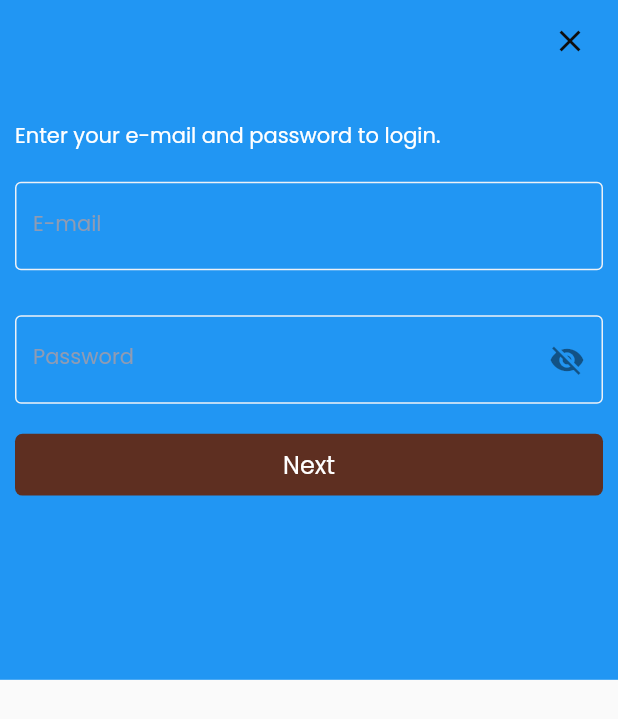
After one commit to meltro21/shop_ui_test, a Flutter app: the SignIn screen opened directly, on a phone screen of 412 x 824 dp. The commit adds this screen. Shown: the top 719 px of the screen. Run offline on Flutter 3.47's test engine with Material 2 defaults, Android fonts, the phone set to English and light mode, and no system bars; our stand-ins replace get, google_fonts.

Commit message:
Sign In Screen 	implemented 		created ui

```diff
--- a/lib/main.dart
+++ b/lib/main.dart
@@ -2,6 +2,7 @@ import 'package:flutter/material.dart';
 import 'package:get/get_navigation/src/root/get_material_app.dart';
 import 'package:google_fonts/google_fonts.dart';
 import 'package:shop_ui_test/rental_details.dart';
+import 'package:shop_ui_test/signIn.dart';
 
 void main() {
   runApp(const MyApp());
--- /dev/null
+++ b/lib/signIn.dart
@@ -0,0 +1,105 @@
+import 'package:flutter/material.dart';
+import 'package:flutter/src/foundation/key.dart';
+import 'package:flutter/src/widgets/framework.dart';
+import 'package:google_fonts/google_fonts.dart';
+
+class SignIn extends StatefulWidget {
+  const SignIn({Key? key}) : super(key: key);
+
+  @override
+  State<SignIn> createState() => _SignInState();
+}
+
+class _SignInState extends State<SignIn> {
+  @override
+  Widget build(BuildContext context) {
+    var mediaHeight = MediaQuery.of(context).size.height;
+    var mediaWidth = MediaQuery.of(context).size.width;
+    var topHeight = MediaQuery.of(context).padding.top;
+    mediaHeight -= topHeight;
+    return Scaffold(
+      body: SafeArea(
+        child: Container(
+          height: mediaHeight * 0.55,
+          width: mediaWidth,
+          color: Colors.blue,
+          child:
+              Column(crossAxisAlignment: CrossAxisAlignment.start, children: [
+            //Cross Icon
+            Align(
+              alignment: Alignment.topRight,
+              child: Container(
+                margin: EdgeInsets.only(right: 20, top: 15),
+                child: Icon(
+                  Icons.close,
+                  color: Color(0xff0F0F0F),
+                ),
+              ),
+            ),
+            Container(
+              margin: EdgeInsets.only(left: 10, top: mediaHeight * 0.5 * 0.1),
+              child: Text(
+                'Enter your e-mail and password to login.',
+                style: GoogleFonts.poppins(
+                    fontWeight: FontWeight.w400,
+                    color: Color(0xffFFFFFF),
+                    fontSize: 14),
+              ),
+            ),
+            Container(
+              margin: EdgeInsets.symmetric(horizontal: 10, vertical: 20),
+              child: TextField(
+                decoration: InputDecoration(
+                    label: Text(
+                      'E-mail',
+                      style: GoogleFonts.poppins(
+                          fontWeight: FontWeight.w400,
+                          color: Color(0xff8F9BB3),
+                          fontSize: 14),
+                    ),
+                    enabledBorder: OutlineInputBorder(
+                        borderSide: BorderSide(color: Color(0xffEDF1F7)))),
+              ),
+            ),
+            Container(
+              margin: EdgeInsets.symmetric(horizontal: 10, vertical: 10),
+              child: TextField(
+                decoration: InputDecoration(
+                    suffixIcon: Icon(Icons.visibility_off),
+                    label: Text(
+                      'Password',
+                      style: GoogleFonts.poppins(
+                          fontWeight: FontWeight.w400,
+                          color: Color(0xff8F9BB3),
+                          fontSize: 14),
+                    ),
+                    enabledBorder: OutlineInputBorder(
+                        borderSide: BorderSide(color: Color(0xffEDF1F7)))),
+              ),
+            ),
+            InkWell(
+              onTap: () {},
+              child: Container(
+                margin: EdgeInsets.symmetric(horizontal: 10, vertical: 10),
+                width: mediaWidth,
+                height: mediaHeight * 0.05,
+                child: Center(
+                    child: Text(
+                  'Next',
+                  style: GoogleFonts.poppins(
+                      fontWeight: FontWeight.w400,
+                      color: Colors.white,
+                      fontSize: 16),
+                )),
+                decoration: BoxDecoration(
+                  borderRadius: BorderRadius.circular(5),
+                  color: Color(0xff5E2F21),
+                ),
+              ),
+            ),
+          ]),
+        ),
+      ),
+    );
+  }
+}
```
Also changed, not shown: lib/rental_details.dart (+99 -1 lines).
